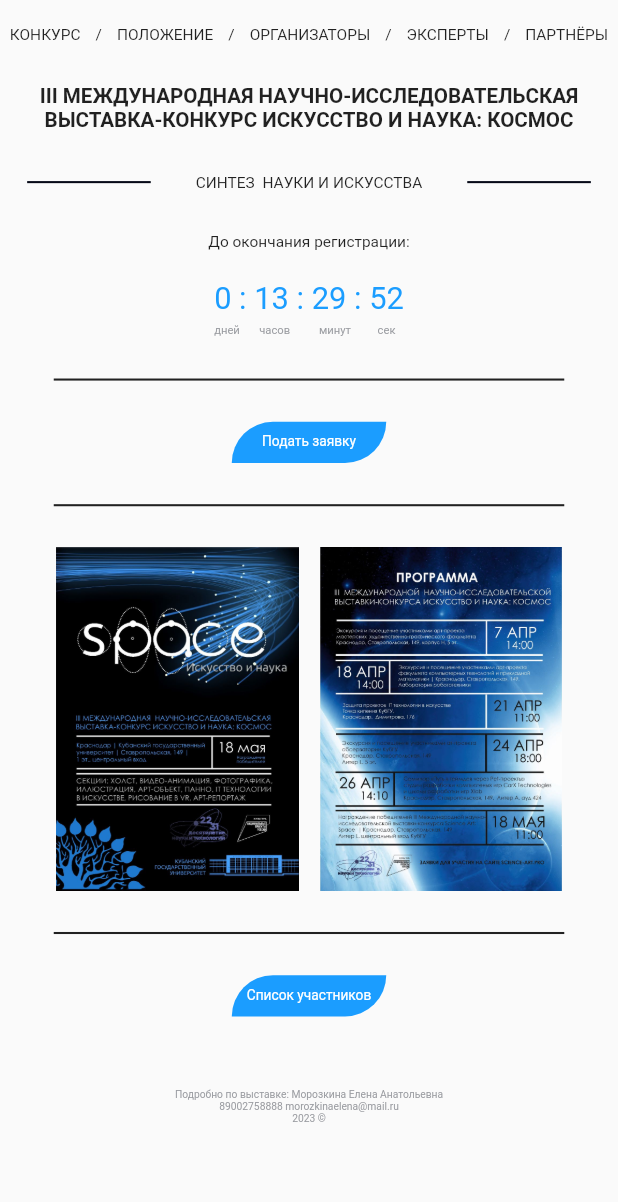
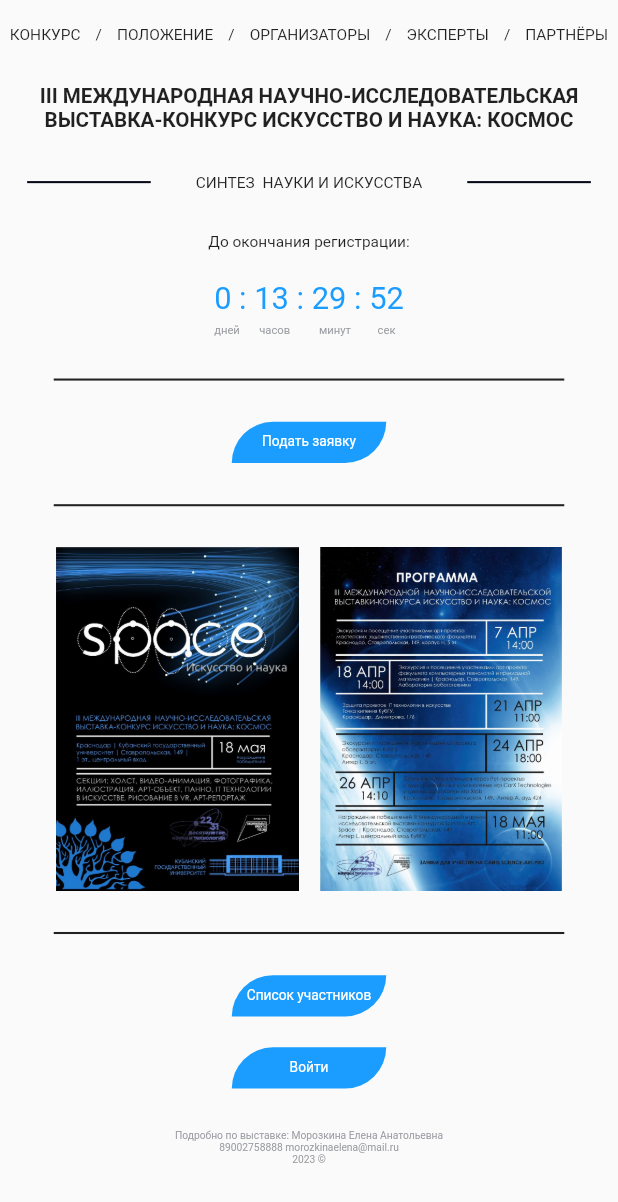
Before and after one commit to LysenkoWork/science_art, a Flutter app: the screen it shows after launch, on a phone screen of 412 x 824 dp. Shown: the top 1202 px of the screen. Run offline on Flutter 3.47's test engine with Material 2 defaults, Android fonts, the phone set to English and light mode, and no system bars; our stand-ins replace bloc, equatable, file_picker, flutter_bloc, flutter_form_builder, flutter_widget_from_html and 2 more.

```diff
--- a/lib/pages/home/home_page.dart
+++ b/lib/pages/home/home_page.dart
@@ -235,31 +235,31 @@ class _HomePageState extends State<HomePage> {
                     //  child: Text('Участники', style: headTextStyle),
                     //),
                     SizedBox(height: mediaQuery.size.width / 20),
-                    //InkWell(
-                    //  onTap: () {
-                    //    Navigator.push(
-                    //      context,
-                    //      MaterialPageRoute(builder: (context) => AuthPage()),
-                    //    );
-                    //  },
-                    //  child: Container(
-                    //    height: mediaQuery.size.width / 15,
-                    //    width: mediaQuery.size.width / 4,
-                    //    decoration: const BoxDecoration(
-                    //      borderRadius: BorderRadius.only(
-                    //          topLeft: Radius.circular(40),
-                    //          bottomRight: Radius.circular(40)),
-                    //      color: AppPallete.blue,
-                    //    ),
-                    //    child: Center(
-                    //        child: Text(
-                    //      'Войти',
-                    //      style: TextStyle(
-                    //          fontSize: mediaQuery.size.width / 45,
-                    //          color: Colors.white),
-                    //    )),
-                    //  ),
-                    //),
+                    InkWell(
+                     onTap: () {
+                       Navigator.push(
+                         context,
+                         MaterialPageRoute(builder: (context) => AuthPage()),
+                       );
+                     },
+                     child: Container(
+                       height: mediaQuery.size.width / 15,
+                       width: mediaQuery.size.width / 4,
+                       decoration: const BoxDecoration(
+                         borderRadius: BorderRadius.only(
+                             topLeft: Radius.circular(40),
+                             bottomRight: Radius.circular(40)),
+                         color: AppPallete.blue,
+                       ),
+                       child: Center(
+                           child: Text(
+                         'Войти',
+                         style: TextStyle(
+                             fontSize: mediaQuery.size.width / 45,
+                             color: Colors.white),
+                       )),
+                     ),
+                    ),
                     //SizedBox(height: mediaQuery.size.width / 20),
                     //SvgPicture.asset('assets/image/22.png')
                     //Image.asset('assets/img.png'),
```
Also changed, not shown: lib/pages/candidates/pages/candidate_detail_page.dart (+51 -48 lines), lib/pages/candidates/services/candidate_api_provider.dart (+8 -0 lines), lib/pages/candidates/widgets/candidate_card.dart (+36 -18 lines), lib/pages/dialog.dart (+48 -5 lines).
